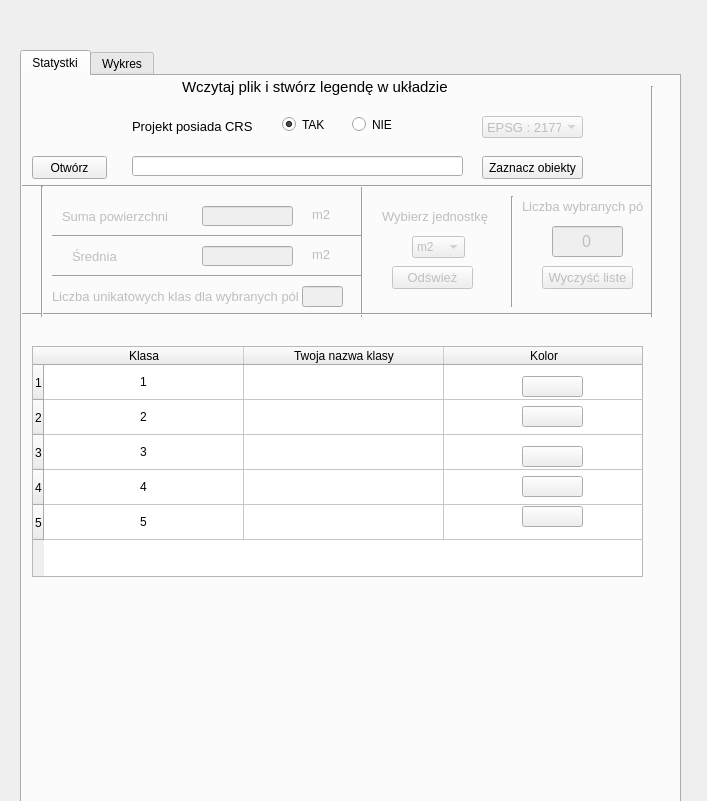
Before: the Qt Designer form form.ui in michalasia10/FieldClassifier, drawn with Qt 5.
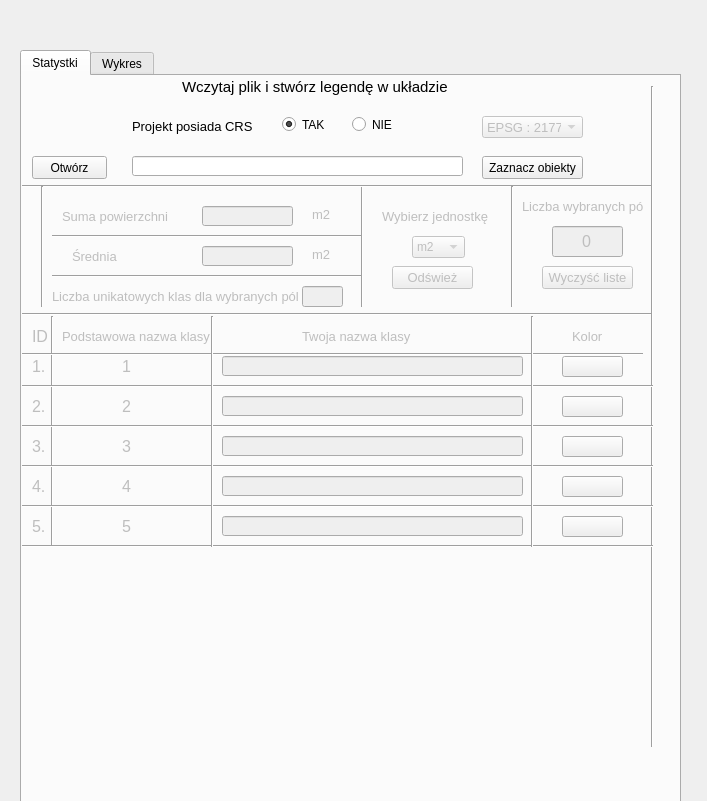
After: the same form once the commit is applied. Custom widgets are drawn as their Qt base class.

The edit to the form file:
```diff
--- a/form.ui
+++ b/form.ui
@@ -135,7 +135,7 @@
        <x>330</x>
        <y>110</y>
        <width>20</width>
-       <height>131</height>
+       <height>121</height>
       </rect>
      </property>
      <property name="orientation">
@@ -357,7 +357,7 @@
        <x>10</x>
        <y>110</y>
        <width>20</width>
-       <height>131</height>
+       <height>121</height>
       </rect>
      </property>
      <property name="orientation">
@@ -405,9 +405,9 @@
      <property name="geometry">
       <rect>
        <x>480</x>
-       <y>120</y>
+       <y>110</y>
        <width>20</width>
-       <height>111</height>
+       <height>121</height>
       </rect>
      </property>
      <property name="orientation">
@@ -468,7 +468,7 @@
        <x>620</x>
        <y>10</y>
        <width>20</width>
-       <height>231</height>
+       <height>661</height>
       </rect>
      </property>
      <property name="orientation">
@@ -598,253 +598,11 @@
       <string>NIE</string>
      </property>
     </widget>
-    <widget class="QTableWidget" name="tableWidget">
-     <property name="geometry">
-      <rect>
-       <x>10</x>
-       <y>270</y>
-       <width>611</width>
-       <height>231</height>
-      </rect>
-     </property>
-     <property name="layoutDirection">
-      <enum>Qt::LeftToRight</enum>
-     </property>
-     <property name="verticalScrollBarPolicy">
-      <enum>Qt::ScrollBarAlwaysOff</enum>
-     </property>
-     <property name="horizontalScrollBarPolicy">
-      <enum>Qt::ScrollBarAlwaysOff</enum>
-     </property>
-     <property name="sizeAdjustPolicy">
-      <enum>QAbstractScrollArea::AdjustToContents</enum>
-     </property>
-     <property name="autoScroll">
-      <bool>false</bool>
-     </property>
-     <property name="showDropIndicator" stdset="0">
-      <bool>true</bool>
-     </property>
-     <property name="dragDropOverwriteMode">
-      <bool>false</bool>
-     </property>
-     <property name="alternatingRowColors">
-      <bool>false</bool>
-     </property>
-     <property name="textElideMode">
-      <enum>Qt::ElideMiddle</enum>
-     </property>
-     <property name="verticalScrollMode">
-      <enum>QAbstractItemView::ScrollPerPixel</enum>
-     </property>
-     <property name="horizontalScrollMode">
-      <enum>QAbstractItemView::ScrollPerPixel</enum>
-     </property>
-     <property name="wordWrap">
-      <bool>true</bool>
-     </property>
-     <property name="cornerButtonEnabled">
-      <bool>true</bool>
-     </property>
-     <attribute name="horizontalHeaderVisible">
-      <bool>true</bool>
-     </attribute>
-     <attribute name="horizontalHeaderCascadingSectionResizes">
-      <bool>true</bool>
-     </attribute>
-     <attribute name="horizontalHeaderDefaultSectionSize">
-      <number>200</number>
-     </attribute>
-     <attribute name="horizontalHeaderHighlightSections">
-      <bool>true</bool>
-     </attribute>
-     <attribute name="horizontalHeaderMinimumSectionSize">
-      <number>35</number>
-     </attribute>
-     <attribute name="horizontalHeaderStretchLastSection">
-      <bool>false</bool>
-     </attribute>
-     <attribute name="verticalHeaderCascadingSectionResizes">
-      <bool>true</bool>
-     </attribute>
-     <attribute name="verticalHeaderDefaultSectionSize">
-      <number>35</number>
-     </attribute>
-     <attribute name="verticalHeaderMinimumSectionSize">
-      <number>30</number>
-     </attribute>
-     <attribute name="verticalHeaderShowSortIndicator" stdset="0">
-      <bool>false</bool>
-     </attribute>
-     <attribute name="verticalHeaderStretchLastSection">
-      <bool>false</bool>
-     </attribute>
-     <row>
-      <property name="text">
-       <string>1</string>
-      </property>
-     </row>
-     <row>
-      <property name="text">
-       <string>2</string>
-      </property>
-     </row>
-     <row>
-      <property name="text">
-       <string>3</string>
-      </property>
-     </row>
-     <row>
-      <property name="text">
-       <string>4</string>
-      </property>
-     </row>
-     <row>
-      <property name="text">
-       <string>5</string>
-      </property>
-     </row>
-     <column>
-      <property name="text">
-       <string>Klasa</string>
-      </property>
-     </column>
-     <column>
-      <property name="text">
-       <string>Twoja nazwa klasy</string>
-      </property>
-     </column>
-     <column>
-      <property name="text">
-       <string>Kolor</string>
-      </property>
-     </column>
-     <item row="0" column="0">
-      <property name="text">
-       <string>1</string>
-      </property>
-      <property name="textAlignment">
-       <set>AlignCenter</set>
-      </property>
-     </item>
-     <item row="0" column="1">
-      <property name="text">
-       <string/>
-      </property>
-      <property name="textAlignment">
-       <set>AlignCenter</set>
-      </property>
-      <property name="flags">
-       <set>ItemIsSelectable|ItemIsEditable|ItemIsDragEnabled|ItemIsUserCheckable|ItemIsEnabled</set>
-      </property>
-     </item>
-     <item row="0" column="2">
-      <property name="flags">
-       <set>NoItemFlags</set>
-      </property>
-     </item>
-     <item row="1" column="0">
-      <property name="text">
-       <string>2</string>
-      </property>
-      <property name="textAlignment">
-       <set>AlignCenter</set>
-      </property>
-     </item>
-     <item row="1" column="1">
-      <property name="text">
-       <string/>
-      </property>
-      <property name="textAlignment">
-       <set>AlignCenter</set>
-      </property>
-      <property name="flags">
-       <set>ItemIsSelectable|ItemIsEditable|ItemIsDragEnabled|ItemIsUserCheckable|ItemIsEnabled</set>
-      </property>
-     </item>
-     <item row="1" column="2">
-      <property name="flags">
-       <set>NoItemFlags</set>
-      </property>
-     </item>
-     <item row="2" column="0">
-      <property name="text">
-       <string>3</string>
-      </property>
-      <property name="textAlignment">
-       <set>AlignCenter</set>
-      </property>
-     </item>
-     <item row="2" column="1">
-      <property name="text">
-       <string/>
-      </property>
-      <property name="textAlignment">
-       <set>AlignCenter</set>
-      </property>
-      <property name="flags">
-       <set>ItemIsSelectable|ItemIsEditable|ItemIsDragEnabled|ItemIsUserCheckable|ItemIsEnabled</set>
-      </property>
-     </item>
-     <item row="2" column="2">
-      <property name="flags">
-       <set>NoItemFlags</set>
-      </property>
-     </item>
-     <item row="3" column="0">
-      <property name="text">
-       <string>4</string>
-      </property>
-      <property name="textAlignment">
-       <set>AlignCenter</set>
-      </property>
-     </item>
-     <item row="3" column="1">
-      <property name="text">
-       <string/>
-      </property>
-      <property name="textAlignment">
-       <set>AlignCenter</set>
-      </property>
-      <property name="flags">
-       <set>ItemIsSelectable|ItemIsEditable|ItemIsDragEnabled|ItemIsUserCheckable|ItemIsEnabled</set>
-      </property>
-     </item>
-     <item row="3" column="2">
-      <property name="flags">
-       <set>NoItemFlags</set>
-      </property>
-     </item>
-     <item row="4" column="0">
-      <property name="text">
-       <string>5</string>
-      </property>
-      <property name="textAlignment">
-       <set>AlignCenter</set>
-      </property>
-     </item>
-     <item row="4" column="1">
-      <property name="text">
-       <string/>
-      </property>
-      <property name="textAlignment">
-       <set>AlignCenter</set>
-      </property>
-      <property name="flags">
-       <set>ItemIsSelectable|ItemIsEditable|ItemIsDragEnabled|ItemIsUserCheckable|ItemIsEnabled</set>
-      </property>
-     </item>
-     <item row="4" column="2">
-      <property name="flags">
-       <set>NoItemFlags</set>
-      </property>
-     </item>
-    </widget>
     <widget class="QgsColorButton" name="mColorButton">
      <property name="geometry">
       <rect>
-       <x>500</x>
-       <y>300</y>
+       <x>540</x>
+       <y>280</y>
        <width>61</width>
        <height>21</height>
       </rect>
@@ -867,8 +625,8 @@
     <widget class="QgsColorButton" name="mColorButton_2">
      <property name="geometry">
       <rect>
-       <x>500</x>
-       <y>330</y>
+       <x>540</x>
+       <y>320</y>
        <width>61</width>
        <height>21</height>
       </rect>
@@ -891,8 +649,8 @@
     <widget class="QgsColorButton" name="mColorButton_3">
      <property name="geometry">
       <rect>
-       <x>500</x>
-       <y>370</y>
+       <x>540</x>
+       <y>360</y>
        <width>61</width>
        <height>21</height>
       </rect>
@@ -915,7 +673,7 @@
     <widget class="QgsColorButton" name="mColorButton_4">
      <property name="geometry">
       <rect>
-       <x>500</x>
+       <x>540</x>
        <y>400</y>
        <width>61</width>
        <height>21</height>
@@ -939,8 +697,8 @@
     <widget class="QgsColorButton" name="mColorButton_5">
      <property name="geometry">
       <rect>
-       <x>500</x>
-       <y>430</y>
+       <x>540</x>
+       <y>440</y>
        <width>61</width>
        <height>21</height>
       </rect>
@@ -960,6 +718,497 @@
       </color>
      </property>
     </widget>
+    <widget class="Line" name="line_10">
+     <property name="geometry">
+      <rect>
+       <x>20</x>
+       <y>240</y>
+       <width>20</width>
+       <height>231</height>
+      </rect>
+     </property>
+     <property name="orientation">
+      <enum>Qt::Vertical</enum>
+     </property>
+    </widget>
+    <widget class="QLabel" name="label_8">
+     <property name="enabled">
+      <bool>false</bool>
+     </property>
+     <property name="geometry">
+      <rect>
+       <x>10</x>
+       <y>280</y>
+       <width>16</width>
+       <height>21</height>
+      </rect>
+     </property>
+     <property name="font">
+      <font>
+       <pointsize>12</pointsize>
+      </font>
+     </property>
+     <property name="text">
+      <string>1.</string>
+     </property>
+    </widget>
+    <widget class="Line" name="line_4">
+     <property name="geometry">
+      <rect>
+       <x>0</x>
+       <y>300</y>
+       <width>631</width>
+       <height>20</height>
+      </rect>
+     </property>
+     <property name="orientation">
+      <enum>Qt::Horizontal</enum>
+     </property>
+    </widget>
+    <widget class="QLabel" name="label_12">
+     <property name="enabled">
+      <bool>false</bool>
+     </property>
+     <property name="geometry">
+      <rect>
+       <x>10</x>
+       <y>320</y>
+       <width>16</width>
+       <height>21</height>
+      </rect>
+     </property>
+     <property name="font">
+      <font>
+       <pointsize>12</pointsize>
+      </font>
+     </property>
+     <property name="text">
+      <string>2.</string>
+     </property>
+    </widget>
+    <widget class="QLabel" name="label_13">
+     <property name="enabled">
+      <bool>false</bool>
+     </property>
+     <property name="geometry">
+      <rect>
+       <x>10</x>
+       <y>360</y>
+       <width>16</width>
+       <height>21</height>
+      </rect>
+     </property>
+     <property name="font">
+      <font>
+       <pointsize>12</pointsize>
+      </font>
+     </property>
+     <property name="text">
+      <string>3.</string>
+     </property>
+    </widget>
+    <widget class="Line" name="line_11">
+     <property name="geometry">
+      <rect>
+       <x>0</x>
+       <y>340</y>
+       <width>631</width>
+       <height>20</height>
+      </rect>
+     </property>
+     <property name="orientation">
+      <enum>Qt::Horizontal</enum>
+     </property>
+    </widget>
+    <widget class="Line" name="line_12">
+     <property name="geometry">
+      <rect>
+       <x>0</x>
+       <y>380</y>
+       <width>631</width>
+       <height>20</height>
+      </rect>
+     </property>
+     <property name="orientation">
+      <enum>Qt::Horizontal</enum>
+     </property>
+    </widget>
+    <widget class="Line" name="line_13">
+     <property name="geometry">
+      <rect>
+       <x>0</x>
+       <y>420</y>
+       <width>631</width>
+       <height>20</height>
+      </rect>
+     </property>
+     <property name="orientation">
+      <enum>Qt::Horizontal</enum>
+     </property>
+    </widget>
+    <widget class="Line" name="line_14">
+     <property name="geometry">
+      <rect>
+       <x>0</x>
+       <y>460</y>
+       <width>631</width>
+       <height>20</height>
+      </rect>
+     </property>
+     <property name="orientation">
+      <enum>Qt::Horizontal</enum>
+     </property>
+    </widget>
+    <widget class="QLabel" name="label_14">
+     <property name="enabled">
+      <bool>false</bool>
+     </property>
+     <property name="geometry">
+      <rect>
+       <x>10</x>
+       <y>400</y>
+       <width>16</width>
+       <height>21</height>
+      </rect>
+     </property>
+     <property name="font">
+      <font>
+       <pointsize>12</pointsize>
+      </font>
+     </property>
+     <property name="text">
+      <string>4.</string>
+     </property>
+    </widget>
+    <widget class="QLabel" name="label_15">
+     <property name="enabled">
+      <bool>false</bool>
+     </property>
+     <property name="geometry">
+      <rect>
+       <x>10</x>
+       <y>440</y>
+       <width>16</width>
+       <height>21</height>
+      </rect>
+     </property>
+     <property name="font">
+      <font>
+       <pointsize>12</pointsize>
+      </font>
+     </property>
+     <property name="text">
+      <string>5.</string>
+     </property>
+    </widget>
+    <widget class="Line" name="line_15">
+     <property name="geometry">
+      <rect>
+       <x>-10</x>
+       <y>270</y>
+       <width>631</width>
+       <height>16</height>
+      </rect>
+     </property>
+     <property name="orientation">
+      <enum>Qt::Horizontal</enum>
+     </property>
+    </widget>
+    <widget class="Line" name="line_16">
+     <property name="geometry">
+      <rect>
+       <x>180</x>
+       <y>240</y>
+       <width>20</width>
+       <height>231</height>
+      </rect>
+     </property>
+     <property name="orientation">
+      <enum>Qt::Vertical</enum>
+     </property>
+    </widget>
+    <widget class="Line" name="line_17">
+     <property name="geometry">
+      <rect>
+       <x>500</x>
+       <y>240</y>
+       <width>20</width>
+       <height>231</height>
+      </rect>
+     </property>
+     <property name="orientation">
+      <enum>Qt::Vertical</enum>
+     </property>
+    </widget>
+    <widget class="QLineEdit" name="lineEdit_6">
+     <property name="enabled">
+      <bool>false</bool>
+     </property>
+     <property name="geometry">
+      <rect>
+       <x>200</x>
+       <y>280</y>
+       <width>301</width>
+       <height>20</height>
+      </rect>
+     </property>
+     <property name="alignment">
+      <set>Qt::AlignCenter</set>
+     </property>
+    </widget>
+    <widget class="QLineEdit" name="lineEdit_7">
+     <property name="enabled">
+      <bool>false</bool>
+     </property>
+     <property name="geometry">
+      <rect>
+       <x>200</x>
+       <y>320</y>
+       <width>301</width>
+       <height>20</height>
+      </rect>
+     </property>
+     <property name="alignment">
+      <set>Qt::AlignCenter</set>
+     </property>
+    </widget>
+    <widget class="QLineEdit" name="lineEdit_8">
+     <property name="enabled">
+      <bool>false</bool>
+     </property>
+     <property name="geometry">
+      <rect>
+       <x>200</x>
+       <y>360</y>
+       <width>301</width>
+       <height>20</height>
+      </rect>
+     </property>
+     <property name="alignment">
+      <set>Qt::AlignCenter</set>
+     </property>
+    </widget>
+    <widget class="QLineEdit" name="lineEdit_9">
+     <property name="enabled">
+      <bool>false</bool>
+     </property>
+     <property name="geometry">
+      <rect>
+       <x>200</x>
+       <y>400</y>
+       <width>301</width>
+       <height>20</height>
+      </rect>
+     </property>
+     <property name="alignment">
+      <set>Qt::AlignCenter</set>
+     </property>
+    </widget>
+    <widget class="QLineEdit" name="lineEdit_10">
+     <property name="enabled">
+      <bool>false</bool>
+     </property>
+     <property name="geometry">
+      <rect>
+       <x>200</x>
+       <y>440</y>
+       <width>301</width>
+       <height>20</height>
+      </rect>
+     </property>
+     <property name="alignment">
+      <set>Qt::AlignCenter</set>
+     </property>
+    </widget>
+    <widget class="QLabel" name="label_16">
+     <property name="enabled">
+      <bool>false</bool>
+     </property>
+     <property name="geometry">
+      <rect>
+       <x>40</x>
+       <y>250</y>
+       <width>151</width>
+       <height>21</height>
+      </rect>
+     </property>
+     <property name="font">
+      <font>
+       <pointsize>10</pointsize>
+      </font>
+     </property>
+     <property name="text">
+      <string>Podstawowa nazwa klasy</string>
+     </property>
+    </widget>
+    <widget class="QLabel" name="label_17">
+     <property name="enabled">
+      <bool>false</bool>
+     </property>
+     <property name="geometry">
+      <rect>
+       <x>10</x>
+       <y>250</y>
+       <width>16</width>
+       <height>21</height>
+      </rect>
+     </property>
+     <property name="font">
+      <font>
+       <pointsize>12</pointsize>
+      </font>
+     </property>
+     <property name="text">
+      <string>ID</string>
+     </property>
+    </widget>
+    <widget class="QLabel" name="label_18">
+     <property name="enabled">
+      <bool>false</bool>
+     </property>
+     <property name="geometry">
+      <rect>
+       <x>100</x>
+       <y>280</y>
+       <width>16</width>
+       <height>21</height>
+      </rect>
+     </property>
+     <property name="font">
+      <font>
+       <pointsize>12</pointsize>
+      </font>
+     </property>
+     <property name="text">
+      <string>1</string>
+     </property>
+    </widget>
+    <widget class="QLabel" name="label_19">
+     <property name="enabled">
+      <bool>false</bool>
+     </property>
+     <property name="geometry">
+      <rect>
+       <x>100</x>
+       <y>320</y>
+       <width>16</width>
+       <height>21</height>
+      </rect>
+     </property>
+     <property name="font">
+      <font>
+       <pointsize>12</pointsize>
+      </font>
+     </property>
+     <property name="text">
+      <string>2</string>
+     </property>
+    </widget>
+    <widget class="QLabel" name="label_20">
+     <property name="enabled">
+      <bool>false</bool>
+     </property>
+     <property name="geometry">
+      <rect>
+       <x>100</x>
+       <y>360</y>
+       <width>16</width>
+       <height>21</height>
+      </rect>
+     </property>
+     <property name="font">
+      <font>
+       <pointsize>12</pointsize>
+      </font>
+     </property>
+     <property name="text">
+      <string>3</string>
+     </property>
+    </widget>
+    <widget class="QLabel" name="label_21">
+     <property name="enabled">
+      <bool>false</bool>
+     </property>
+     <property name="geometry">
+      <rect>
+       <x>100</x>
+       <y>400</y>
+       <width>16</width>
+       <height>21</height>
+      </rect>
+     </property>
+     <property name="font">
+      <font>
+       <pointsize>12</pointsize>
+      </font>
+     </property>
+     <property name="text">
+      <string>4</string>
+     </property>
+    </widget>
+    <widget class="QLabel" name="label_22">
+     <property name="enabled">
+      <bool>false</bool>
+     </property>
+     <property name="geometry">
+      <rect>
+       <x>100</x>
+       <y>440</y>
+       <width>16</width>
+       <height>21</height>
+      </rect>
+     </property>
+     <property name="font">
+      <font>
+       <pointsize>12</pointsize>
+      </font>
+     </property>
+     <property name="text">
+      <string>5</string>
+     </property>
+    </widget>
+    <widget class="QLabel" name="label_23">
+     <property name="enabled">
+      <bool>false</bool>
+     </property>
+     <property name="geometry">
+      <rect>
+       <x>280</x>
+       <y>250</y>
+       <width>151</width>
+       <height>21</height>
+      </rect>
+     </property>
+     <property name="font">
+      <font>
+       <pointsize>10</pointsize>
+      </font>
+     </property>
+     <property name="text">
+      <string>Twoja nazwa klasy</string>
+     </property>
+    </widget>
+    <widget class="QLabel" name="label_24">
+     <property name="enabled">
+      <bool>false</bool>
+     </property>
+     <property name="geometry">
+      <rect>
+       <x>550</x>
+       <y>250</y>
+       <width>41</width>
+       <height>21</height>
+      </rect>
+     </property>
+     <property name="font">
+      <font>
+       <pointsize>10</pointsize>
+      </font>
+     </property>
+     <property name="text">
+      <string>Kolor</string>
+     </property>
+    </widget>
    </widget>
    <widget class="QWidget" name="tab">
     <attribute name="title">
```
